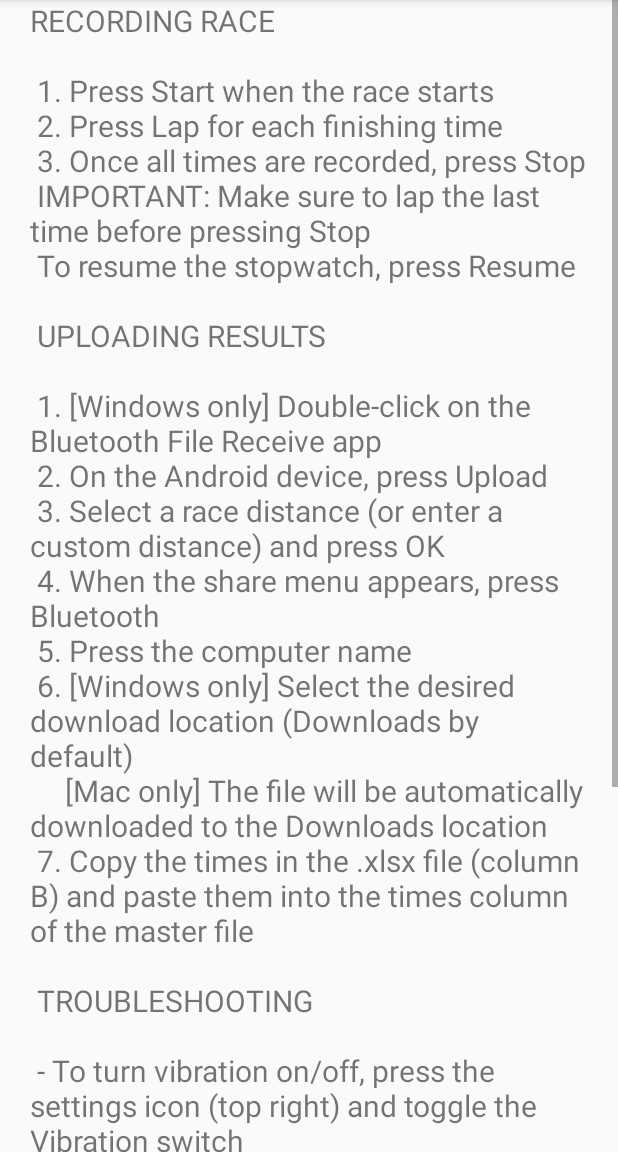
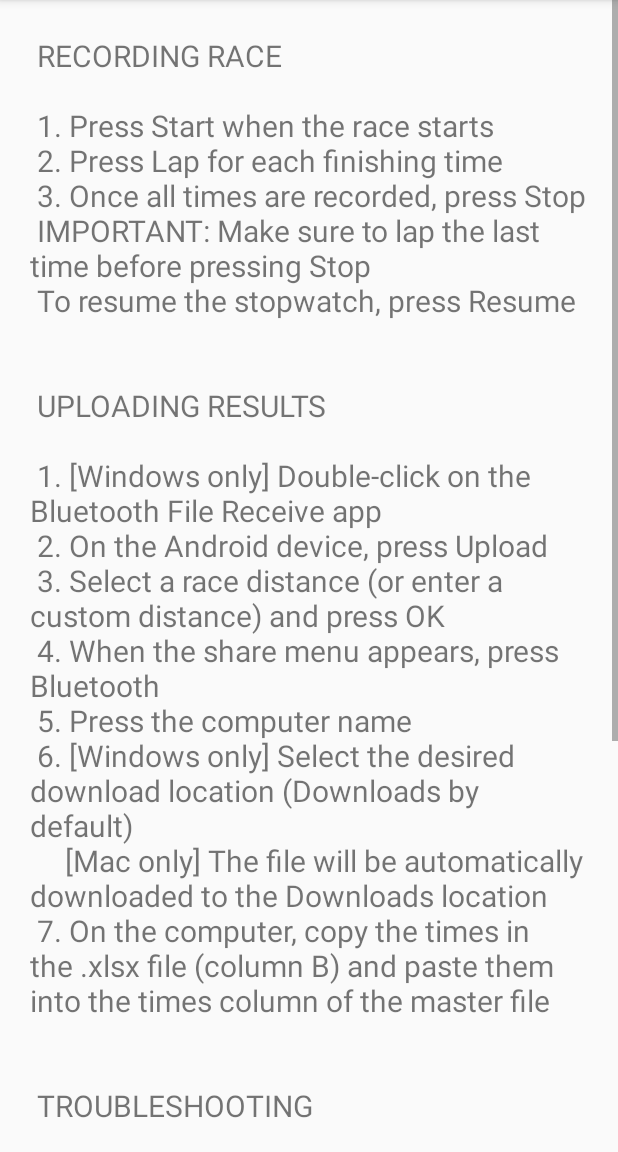
Before and after one commit to JoshuaPrstec/BT_stopwatch, an Android app: the InfoFragment screen opened directly, with no data from a screen before it, on a phone screen of 412 x 824 dp, the part 84-1236 px from its top. Run offline under Robolectric (Android 15) with nearby library versions, the phone set to English and light mode, and no system bars; our stand-ins replace androidx.preference; libraries missing offline, so code that uses them is left out: org.apache.poi.

Commit message:
Fixed warnings
Signed-off-by: Joshua Prstec <Joshuaprstec@gmail.com>

```diff
--- a/app/src/main/AndroidManifest.xml
+++ b/app/src/main/AndroidManifest.xml
@@ -7,9 +7,9 @@
 
 
     <application
-        android:icon="@drawable/screenshot_2024_07_15_at_7_57_17am"
+        android:icon="@mipmap/sct_launcher"
         android:label="@string/app_name"
-        android:roundIcon="@drawable/screenshot_2024_07_15_at_7_57_17am"
+        android:roundIcon="@mipmap/sct_launcher_round"
         android:supportsRtl="true"
         android:theme="@style/AppTheme">
 
--- a/app/src/main/java/com/example/SCTstopwatch/MainActivity.kt
+++ b/app/src/main/java/com/example/SCTstopwatch/MainActivity.kt
@@ -69,7 +69,7 @@ class InfoFragment : Fragment() {
         savedInstanceState: Bundle?
     ): View? {
         // Inflate the layout for this fragment
-        return inflater.inflate(R.xml.information, container, false)
+        return inflater.inflate(R.layout.information, container, false)
     }
 }
 
--- a/app/src/main/res/layout/dialog_distance.xml
+++ b/app/src/main/res/layout/dialog_distance.xml
@@ -16,6 +16,7 @@
         android:id="@+id/custom_distance_edit_text"
         android:layout_width="match_parent"
         android:layout_height="wrap_content"
+        android:autofillHints=""
         android:hint="@string/enter_custom_distance"
         android:inputType="text"
         android:visibility="gone" />
--- a/app/src/main/res/xml/information.xml
+++ b/app/src/main/res/layout/information.xml
@@ -1,22 +1,25 @@
 <?xml version="1.0" encoding="utf-8"?>
 <ScrollView xmlns:android="http://schemas.android.com/apk/res/android"
+    xmlns:tools="http://schemas.android.com/tools"
     android:layout_width="match_parent"
     android:layout_height="match_parent"
     android:orientation="vertical">
 
     <TextView
         android:layout_width="wrap_content"
-        android:layout_height="match_parent"
+        android:layout_height="wrap_content"
         android:textSize="20sp"
         android:paddingLeft="20dp"
         android:paddingRight="20dp"
-        android:text="RECORDING RACE\n
+        android:text="\n
+RECORDING RACE\n
 \n
 1. Press Start when the race starts\n
 2. Press Lap for each finishing time\n
 3. Once all times are recorded, press Stop\n
 IMPORTANT: Make sure to lap the last time before pressing Stop\n
 To resume the stopwatch, press Resume\n
+\n
 \n
 UPLOADING RESULTS\n
 \n
@@ -27,7 +30,8 @@ UPLOADING RESULTS\n
 5. Press the computer name\n
 6. [Windows only] Select the desired download location (Downloads by default)\n
     [Mac only] The file will be automatically downloaded to the Downloads location\n
-7. Copy the times in the .xlsx file (column B) and paste them into the times column of the master file\n
+7. On the computer, copy the times in the .xlsx file (column B) and paste them into the times column of the master file\n
+\n
 \n
 TROUBLESHOOTING\n
 \n
@@ -36,6 +40,7 @@ TROUBLESHOOTING\n
 - To turn the reset confirmation message on/off, press the settings icon (top right) and toggle the Reset Confirmation switch\n
 - If the computer does not show up in the Bluetooth menu, ensure Bluetooth is on and the Bluetooth File Receive app is running\n
 - To resend an old race.xlsx file, open the Files app on the Android device, press Downloads, and resend the file\n
-" />
+"
+        tools:ignore="HardcodedText" />
 
 </ScrollView>
--- a/app/src/main/res/menu/menu_main.xml
+++ b/app/src/main/res/menu/menu_main.xml
@@ -7,12 +7,12 @@
         android:icon="@drawable/baseline_info_outline_24"
         android:title="@string/info"
         android:orderInCategory="100"
-        app:showAsAction="always" />
+        app:showAsAction="ifRoom" />
     <item
         android:id="@+id/action_settings"
         android:icon="@drawable/baseline_settings_24"
         android:title="@string/settings"
         android:orderInCategory="200"
-        app:showAsAction="always" />
+        app:showAsAction="ifRoom" />
 
 </menu>
--- /dev/null
+++ b/app/src/main/res/mipmap-anydpi/sct_launcher.xml
@@ -0,0 +1,6 @@
+<?xml version="1.0" encoding="utf-8"?>
+<adaptive-icon xmlns:android="http://schemas.android.com/apk/res/android">
+    <background android:drawable="@color/sct_launcher_background"/>
+    <foreground android:drawable="@mipmap/sct_launcher_foreground"/>
+    <monochrome android:drawable="@drawable/sct_monochrome"/>
+</adaptive-icon>
--- /dev/null
+++ b/app/src/main/res/mipmap-anydpi/sct_launcher_round.xml
@@ -0,0 +1,6 @@
+<?xml version="1.0" encoding="utf-8"?>
+<adaptive-icon xmlns:android="http://schemas.android.com/apk/res/android">
+    <background android:drawable="@color/sct_launcher_background"/>
+    <foreground android:drawable="@mipmap/sct_launcher_foreground"/>
+    <monochrome android:drawable="@drawable/sct_monochrome"/>
+</adaptive-icon>
--- /dev/null
+++ b/app/src/main/res/values/sct_launcher_background.xml
@@ -0,0 +1,4 @@
+<?xml version="1.0" encoding="utf-8"?>
+<resources>
+    <color name="sct_launcher_background">#FFFFFF</color>
+</resources>
--- a/app/src/main/res/xml/preferences.xml
+++ b/app/src/main/res/xml/preferences.xml
@@ -7,7 +7,7 @@
         android:defaultValue="true" />
     <SwitchPreferenceCompat
         android:key="reset_confirm"
-        android:title="Reset Confirmation"
-        android:summary="Toggle confirmation message when reset pressed"
+        android:title="Reset Confirmation Message"
+        android:summary="Toggle the Reset Race confirmation message"
         android:defaultValue="true" />
 </PreferenceScreen>
```
Also changed, not shown: app/src/main/res/drawable-hdpi/sct_monochrome.png (added), app/src/main/res/drawable/screenshot_2024_07_15_at_7_57_17am.jpg (deleted), app/src/main/res/mipmap-hdpi/sct_launcher_foreground.png (added), app/src/main/res/mipmap-mdpi/sct_launcher_foreground.png (added), app/src/main/res/mipmap-xhdpi/sct_launcher_foreground.png (added), app/src/main/res/mipmap-xxhdpi/sct_launcher_foreground.png (added), app/src/main/res/mipmap-xxxhdpi/sct_launcher_foreground.png (added), app/src/main/sct_launcher-playstore.png (added), 1 other file.
